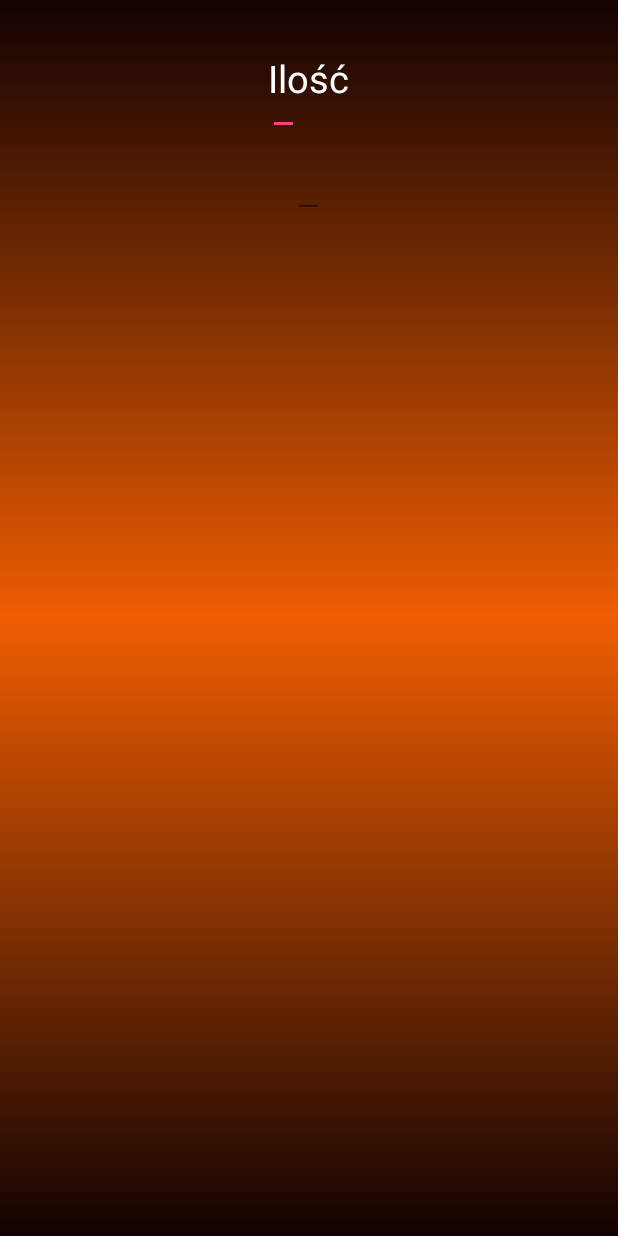
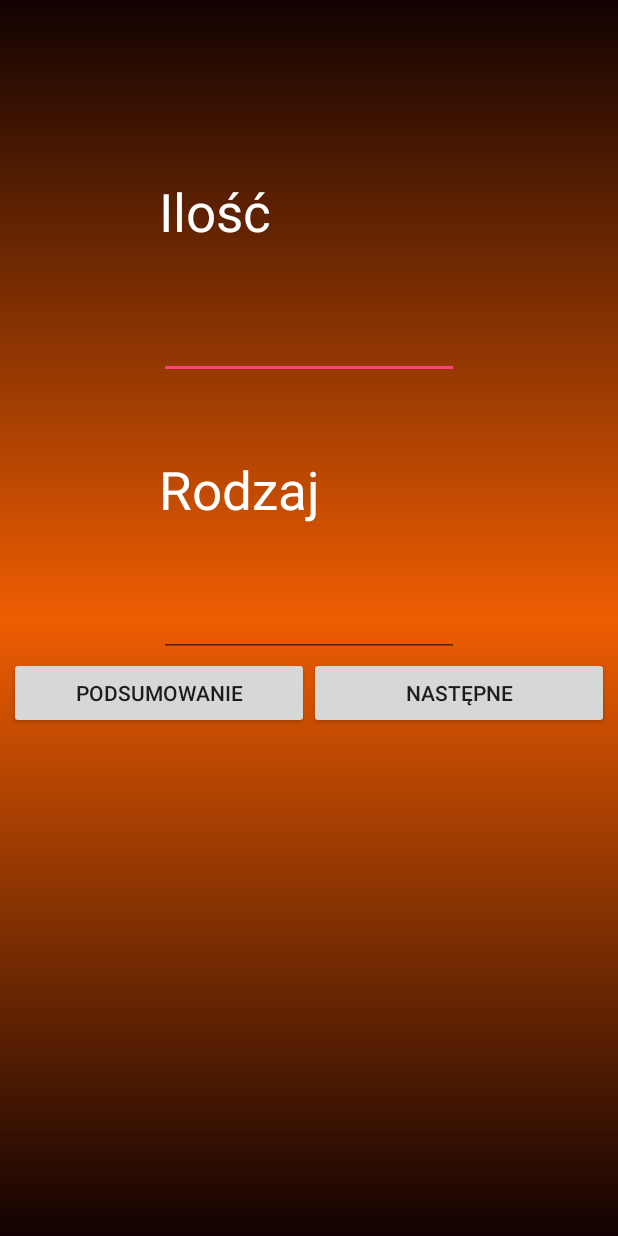
Before and after one commit to LuzikArbuzik/Smacznego, an Android app: the layout order_details.xml on its own in the app's theme, with its tools: preview values and no code run, on a phone screen of 412 x 824 dp. Run offline under Robolectric (Android 15) with nearby library versions, the phone set to English and light mode, and no system bars.

Commit message:
Dodany ekran ze szczegółami.

```diff
--- a/app/src/main/AndroidManifest.xml
+++ b/app/src/main/AndroidManifest.xml
@@ -20,6 +20,12 @@
             android:configChanges="orientation|keyboardHidden"
             android:label="@string/app_name"
             />
+        <activity
+            android:name=".OrderDetails"
+            android:screenOrientation="portrait"
+            android:configChanges="orientation|keyboardHidden"
+            android:label="@string/app_name"
+            />
     </application>
 
 </manifest>
--- a/app/src/main/java/com/example/jsonstatham/luzikarbuzik/Order.java
+++ b/app/src/main/java/com/example/jsonstatham/luzikarbuzik/Order.java
@@ -1,10 +1,13 @@
 package com.example.jsonstatham.luzikarbuzik;
 
+import android.content.Intent;
 import android.os.Bundle;
 import android.support.v7.app.AppCompatActivity;
 import android.view.View;
+import android.widget.AdapterView;
 import android.widget.ArrayAdapter;
 import android.widget.ListView;
+import android.widget.TextView;
 
 public class Order extends AppCompatActivity {
 
@@ -12,16 +15,18 @@ public class Order extends AppCompatActivity {
     protected void onCreate(Bundle savedInstanceState) {
         super.onCreate(savedInstanceState);
         setContentView(R.layout.order);
-        String[] food = new String[]{"Pizza Florentina", "Pizza Fiume", "Pizza Maffioso", "Pizza Frutti Di Mare",
+        final String[] food = new String[]{"Pizza Florentina", "Pizza Fiume", "Pizza Maffioso", "Pizza Frutti Di Mare",
                 "Pizza Marco Polo", "Pizza Giuseppe", "Pizza Uczta Sołtysa", "Pizza Jordano", "Pizza Vegetariana",
                 "Pizza Cosa Nostra"};
         FoodItemAdapter foodAdapter = new FoodItemAdapter(this, food);
         ListView list = (ListView)findViewById(R.id.food_list);
         list.setAdapter(foodAdapter);
-        list.setOnClickListener(new View.OnClickListener() {
+        list.setOnItemClickListener(new AdapterView.OnItemClickListener() {
             @Override
-            public void onClick(View v) {
-
+            public void onItemClick(AdapterView<?> parent, View view, int position, long id) {
+                Intent newScreen = new Intent(getApplication(), OrderDetails.class);
+                newScreen.putExtra("foodName", food[position]);
+                startActivity(newScreen);
             }
         });
     }
--- a/app/src/main/java/com/example/jsonstatham/luzikarbuzik/OrderDetails.java
+++ b/app/src/main/java/com/example/jsonstatham/luzikarbuzik/OrderDetails.java
@@ -1,7 +1,9 @@
 package com.example.jsonstatham.luzikarbuzik;
 
+import android.content.Intent;
 import android.os.Bundle;
 import android.support.v7.app.AppCompatActivity;
+import android.widget.TextView;
 
 public class OrderDetails extends AppCompatActivity {
 
@@ -9,6 +11,9 @@ public class OrderDetails extends AppCompatActivity {
     protected void onCreate(Bundle savedInstanceState) {
         super.onCreate(savedInstanceState);
         setContentView(R.layout.order_details);
+        Intent input = getIntent();
+        TextView foodName = (TextView)findViewById(R.id.food_name);
+        foodName.setText(input.getStringExtra("foodName"));
     }
 
 }
--- a/app/src/main/res/layout/order_details.xml
+++ b/app/src/main/res/layout/order_details.xml
@@ -8,8 +8,9 @@
         android:layout_height="wrap_content"
         android:id="@+id/food_name"
         android:layout_centerHorizontal="true"
-        android:textSize="25sp"
+        android:textSize="35sp"
         android:textColor="@color/white"
+        android:layout_marginTop="20dp"
         />
 
     <RelativeLayout
@@ -18,6 +19,7 @@
         android:id="@+id/ammount_layout"
         android:layout_below="@+id/food_name"
         android:layout_centerHorizontal="true"
+        android:layout_marginTop="50dp"
         >
 
         <TextView
@@ -25,19 +27,19 @@
             android:layout_height="wrap_content"
             android:id="@+id/ammount"
             android:text="@string/ammount"
-            android:textSize="25sp"
+            android:textSize="35sp"
             android:textColor="@color/white"
             />
 
         <EditText
-            android:layout_width="wrap_content"
+            android:layout_marginTop="20dp"
+            android:layout_width="200dp"
             android:layout_height="wrap_content"
-            android:inputType="numberDecimal"
-            android:textSize="25sp"
+            android:inputType="number"
+            android:textSize="35sp"
             android:textColor="@color/white"
-            >
-
-        </EditText>
+            android:layout_below="@+id/ammount"
+            />
 
     </RelativeLayout>
 
@@ -46,25 +48,49 @@
         android:layout_height="wrap_content"
         android:layout_centerHorizontal="true"
         android:layout_below="@+id/ammount_layout"
+        android:layout_marginTop="50dp"
+        android:id="@+id/kindLayout"
         >
 
         <TextView
             android:layout_width="wrap_content"
             android:layout_height="wrap_content"
             android:id="@+id/kind"
-            android:textSize="25sp"
+            android:textSize="35sp"
             android:textColor="@color/white"
+            android:text="@string/kind"
             />
 
         <EditText
-            android:layout_width="wrap_content"
+            android:layout_marginTop="20dp"
+            android:layout_width="200dp"
             android:layout_height="wrap_content"
             android:inputType="text"
-            android:textSize="25sp"
+            android:textSize="35sp"
             android:textColor="@color/white"
-            >
+            android:layout_below="@+id/kind"
+            />
 
-        </EditText>
+    </RelativeLayout>
+
+    <RelativeLayout
+        android:layout_width="wrap_content"
+        android:layout_height="wrap_content"
+        android:layout_centerHorizontal="true"
+        android:layout_below="@+id/kindLayout">
+
+        <Button
+            android:layout_width="200dp"
+            android:layout_height="wrap_content"
+            android:id="@+id/summaryButton"
+            android:text="@string/Summary"/>
+
+        <Button
+            android:layout_width="200dp"
+            android:layout_height="wrap_content"
+            android:id="@+id/nextButton"
+            android:layout_toRightOf="@+id/summaryButton"
+            android:text="@string/next"/>
 
     </RelativeLayout>
 
--- a/app/src/main/res/values/strings.xml
+++ b/app/src/main/res/values/strings.xml
@@ -10,4 +10,7 @@
     <string name="login_as">Zalogowany jako:</string>
     <string name="add_order">Dodaj zamówienie</string>
     <string name="ammount">Ilość</string>
+    <string name="kind">Rodzaj</string>
+    <string name="next">Następne</string>
+    <string name="Summary">Podsumowanie</string>
 </resources>
```
